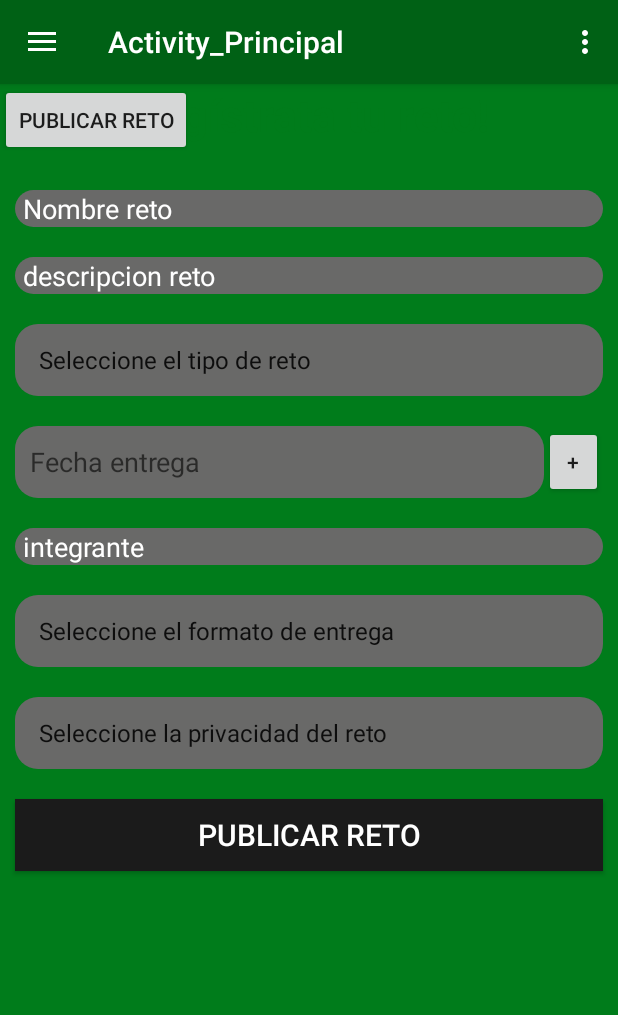
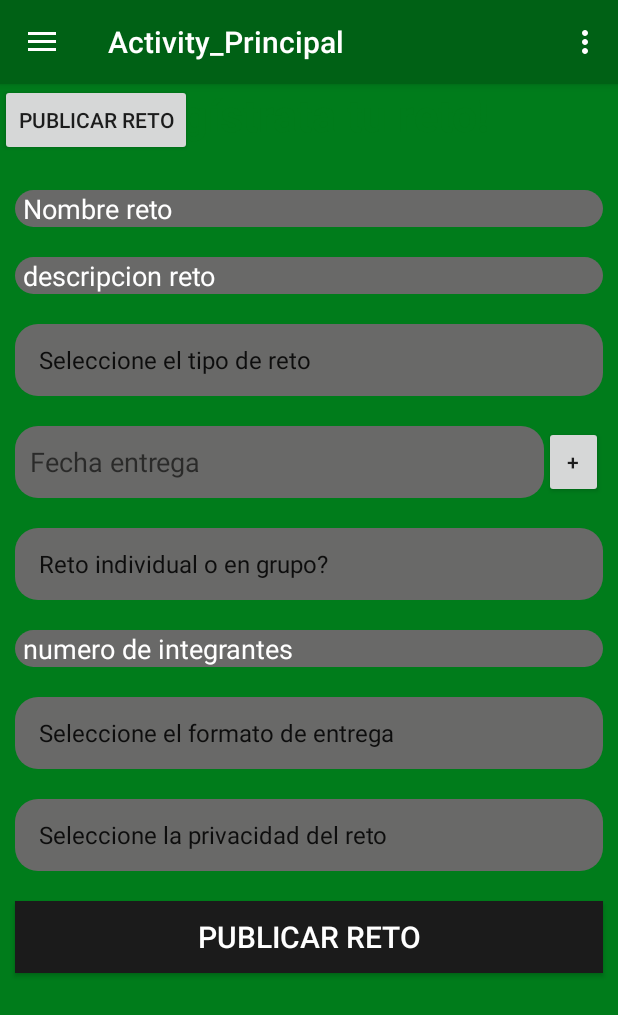
Before and after one commit to andresarangopro/appCompact, an Android app: the screen it shows after launch once a user with an empty profile is signed in (Activity_Principal), after a tap on "PUBLICAR RETO", on a phone screen of 412 x 824 dp. Shown: the top 1015 px of the screen. Run offline under Robolectric (Android 15) with nearby library versions, the phone set to English and light mode, and no system bars; our stand-ins replace Firebase (no records; nobody signed in at launch, a user with empty details on screens opened directly).

Commit message:
Clase reto

```diff
--- a/app/src/main/java/com/example/felipearango/appcompact/activitys/FragmentRetos.java
+++ b/app/src/main/java/com/example/felipearango/appcompact/activitys/FragmentRetos.java
@@ -21,6 +21,7 @@ import android.widget.Switch;
 import android.widget.Toast;
 
 import com.example.felipearango.appcompact.R;
+import com.example.felipearango.appcompact.clases.Reto;
 import com.example.felipearango.appcompact.models.ManejoUser;
 import com.example.felipearango.appcompact.models.RecyclerAdapterDates;
 
@@ -86,13 +87,14 @@ public class FragmentRetos extends Fragment implements AdapterView.OnItemSelecte
     /////////////////////////////////////
     //Variables
     ////////////////////////////////////
-    EditText txtNombre, txtDescripcion, txtFecha, txtIntegrante;
-    Spinner spnTipoReto, spnPrivacidad, spnTipoEntrega;
+    EditText txtNombre, txtDescripcion, txtFecha, txtNumIntegrante;
+    Spinner spnTipoReto, spnPrivacidad, spnTipoEntrega, spnIndividualGrupo;
     Button btnPublicarReto, addDate;
     String [] tiposReto = {"Seleccione el tipo de reto", "Reto elite", "Reto aula", "Reto rally"};
     String [] tiposPrivacidad = {"Seleccione la privacidad del reto", "Publico", "privado"};
     String [] tiposEntrega = {"Seleccione el formato de entrega", "Video", "Imagenes", "Documentos"};
-    String tReto, tPrivacidad, tEntrega;
+    String [] individualGrupo = {"Reto individual o en grupo?", "Individual", "Grupo"};
+    String tReto, tPrivacidad, tEntrega, individualOGrupo;
     ManejoUser mu = new ManejoUser();
     ArrayList<String> integrantes = new ArrayList<>();
     @Override
@@ -117,16 +119,14 @@ public class FragmentRetos extends Fragment implements AdapterView.OnItemSelecte
         txtFecha.setOnClickListener(this);
         addDate = view.findViewById(R.id.btnAdd);
         addDate.setOnClickListener(this);
-        txtIntegrante = (EditText) view.findViewById(R.id.txtIntegrante);
+        txtNumIntegrante = (EditText) view.findViewById(R.id.txtNumIntegrante);
         spnTipoReto =(Spinner) view.findViewById(R.id.spnTipoReto);
         spnTipoEntrega =(Spinner) view.findViewById(R.id.spnTipoEntrega);
         spnPrivacidad =(Spinner) view.findViewById(R.id.spnPrivacidad);
+        spnIndividualGrupo = (Spinner) view.findViewById(R.id.spnIndividualGrupo);
         btnPublicarReto = (Button) view.findViewById(R.id.btnPublicarReto);
         btnPublicarReto.setOnClickListener(this);
         initSpinners();
-        integrantes.add("yo");
-        integrantes.add("el");
-        integrantes.add("ella");
 
         //Recycler -----------------------------
 
@@ -226,6 +226,18 @@ public class FragmentRetos extends Fragment implements AdapterView.OnItemSelecte
                         tReto = "rally";
                         break;
                 }
+            case R.id.spnIndividualGrupo:
+                switch (position){
+                    case 0:
+                        individualOGrupo = null;
+                        break;
+                    case 1:
+                        individualOGrupo = "individual";
+                        break;
+                    case 2:
+                        individualOGrupo = "grupo";
+                        break;
+                }
         }
     }
 
@@ -238,9 +250,10 @@ public class FragmentRetos extends Fragment implements AdapterView.OnItemSelecte
     public void onClick(View view) {
         switch (view.getId()){
             case R.id.btnPublicarReto:{
-                Toast.makeText(getContext(), "Funciona", Toast.LENGTH_LONG).show();
-                Reto reto = new Reto(txtNombre.getText().toString(), txtDescripcion.getText().toString(), tReto, txtFecha.getText().toString(),
-                        integrantes, tEntrega, tPrivacidad);
+                mData.add(0, txtFecha.getText().toString());
+                Toast.makeText(getContext(), mData.toString(), Toast.LENGTH_LONG).show();
+                Reto reto = new Reto(txtNombre.getText().toString(), txtDescripcion.getText().toString(), tReto, mData,
+                        txtNumIntegrante.getText().toString(), tEntrega, tPrivacidad, individualOGrupo);
                 String idJob = mu.databaseReference.push().getKey();
                 mu.insertar("Retos", idJob, reto);
                 break;
@@ -301,6 +314,7 @@ public class FragmentRetos extends Fragment implements AdapterView.OnItemSelecte
         spnTipoReto.setOnItemSelectedListener(this);
         spnPrivacidad.setOnItemSelectedListener(this);
         spnTipoEntrega.setOnItemSelectedListener(this);
+        spnIndividualGrupo.setOnItemSelectedListener(this);
 
         ArrayAdapter<String> adapter = new ArrayAdapter<String>(this.getActivity(), android.R.layout.simple_list_item_1, tiposReto);
         spnTipoReto.setAdapter(adapter);
@@ -310,5 +324,8 @@ public class FragmentRetos extends Fragment implements AdapterView.OnItemSelecte
 
         ArrayAdapter<String> adapter2 = new ArrayAdapter<String>(this.getActivity(), android.R.layout.simple_list_item_1, tiposEntrega);
         spnTipoEntrega.setAdapter(adapter2);
+
+        ArrayAdapter<String> adapter3 = new ArrayAdapter<String>(this.getActivity(), android.R.layout.simple_list_item_1, individualGrupo);
+        spnIndividualGrupo.setAdapter(adapter3);
     }
 }
--- a/app/src/main/res/layout/content_fragment_perfil.xml
+++ b/app/src/main/res/layout/content_fragment_perfil.xml
@@ -67,6 +67,19 @@
         android:layout_height="wrap_content">
 
     </android.support.v7.widget.RecyclerView>
+
+    <Spinner
+        android:layout_margin="10dp"
+        android:layout_marginTop="25dp"
+        android:layout_width="match_parent"
+        android:layout_height="0dp"
+        android:layout_weight="15"
+        android:background="@drawable/edittext_style"
+        android:drawableStart="@mipmap/ic_chooser"
+        android:drawableLeft="@mipmap/ic_chooser"
+        android:id="@+id/spnIndividualGrupo">
+    </Spinner>
+
     <EditText
         android:layout_width="match_parent"
         android:layout_height="0dp"
@@ -75,10 +88,10 @@
         android:layout_weight="15"
         android:background="@drawable/edittext_style"
         android:drawablePadding="10dp"
-        android:hint="integrante"
+        android:hint="numero de integrantes"
         android:paddingLeft="5dp"
         android:textColorHint="@color/colorAccent"
-        android:id="@+id/txtIntegrante"/>
+        android:id="@+id/txtNumIntegrante"/>
 
     <Spinner
         android:layout_margin="10dp"
```
Also changed, not shown: app/src/main/java/com/example/felipearango/appcompact/clases/Reto.java (+32 -14 lines).
